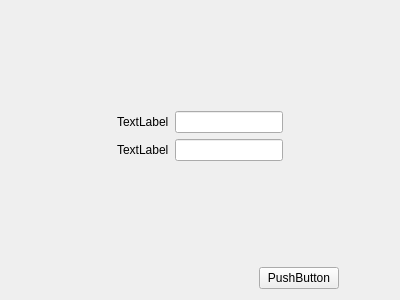
Above: client/DepotSystemClient/Form/loginform.ui from B10215037/DepotSystem before the change. Below: the same form after it.
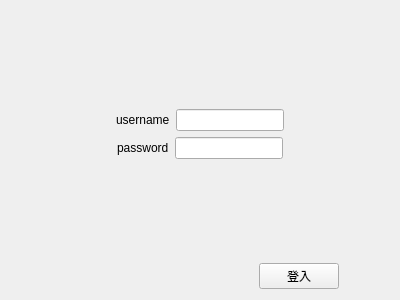
That is the form after the change.

The edit to the form file:
```diff
--- a/client/DepotSystemClient/Form/loginform.ui
+++ b/client/DepotSystemClient/Form/loginform.ui
@@ -45,7 +45,7 @@
      <item>
       <widget class="QLabel" name="label">
        <property name="text">
-        <string>TextLabel</string>
+        <string>username</string>
        </property>
       </widget>
      </item>
@@ -85,12 +85,19 @@
      <item>
       <widget class="QLabel" name="label_2">
        <property name="text">
-        <string>TextLabel</string>
+        <string>password</string>
        </property>
       </widget>
      </item>
      <item>
-      <widget class="QLineEdit" name="lineEdit_2"/>
+      <widget class="QLineEdit" name="lineEdit_2">
+       <property name="text">
+        <string/>
+       </property>
+       <property name="echoMode">
+        <enum>QLineEdit::Password</enum>
+       </property>
+      </widget>
      </item>
      <item>
       <spacer name="horizontalSpacer_2">
@@ -138,7 +145,7 @@
      <item>
       <widget class="QPushButton" name="pushButton">
        <property name="text">
-        <string>PushButton</string>
+        <string>登入</string>
        </property>
       </widget>
      </item>
```
